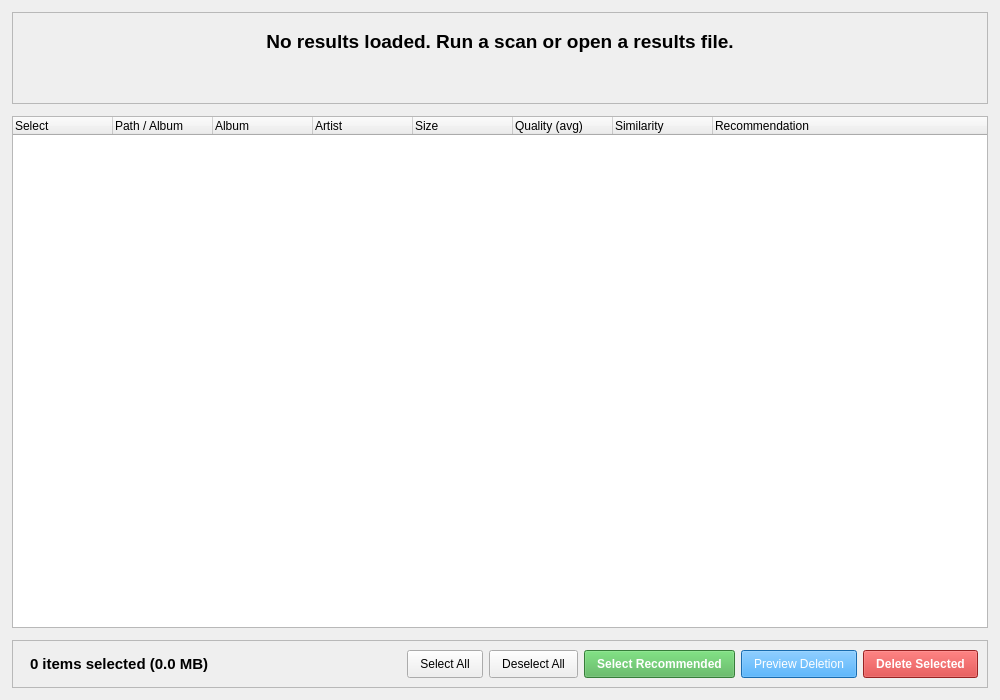
This is src/duperscooper_gui/ui/results_widget.ui in ohtostado/duperscooper as Qt 5 draws it before an edit. The edited form follows.
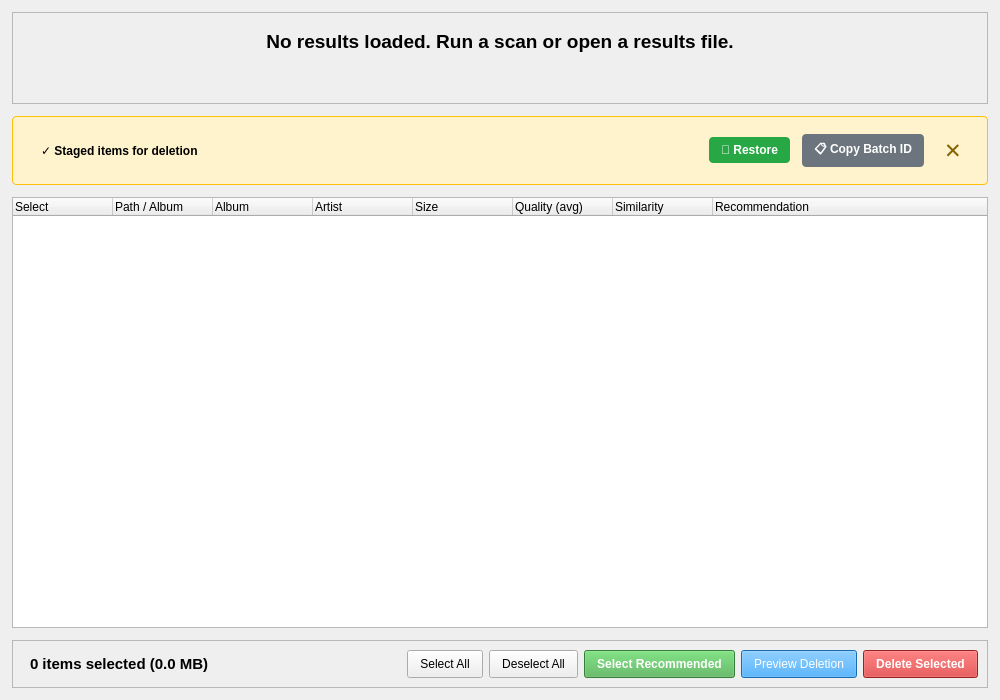
This is the edited form.

Commit message: feat: add restoration feature to GUI results viewer

```diff
--- a/src/duperscooper_gui/ui/results_widget.ui
+++ b/src/duperscooper_gui/ui/results_widget.ui
@@ -67,6 +67,80 @@
      </layout>
     </widget>
    </item>
+   <item>
+    <widget class="QFrame" name="restorationBanner">
+     <property name="frameShape">
+      <enum>QFrame::StyledPanel</enum>
+     </property>
+     <property name="frameShadow">
+      <enum>QFrame::Raised</enum>
+     </property>
+     <property name="styleSheet">
+      <string notr="true">background-color: #fff3cd; border: 1px solid #ffc107; border-radius: 4px; padding: 8px;</string>
+     </property>
+     <property name="visible">
+      <bool>false</bool>
+     </property>
+     <layout class="QHBoxLayout" name="restorationLayout">
+      <property name="spacing">
+       <number>12</number>
+      </property>
+      <item>
+       <widget class="QLabel" name="restorationLabel">
+        <property name="text">
+         <string>✓ Staged items for deletion</string>
+        </property>
+        <property name="styleSheet">
+         <string notr="true">background-color: transparent; border: none; font-weight: bold;</string>
+        </property>
+       </widget>
+      </item>
+      <item>
+       <spacer name="restorationSpacer">
+        <property name="orientation">
+         <enum>Qt::Horizontal</enum>
+        </property>
+        <property name="sizeHint" stdset="0">
+         <size>
+          <width>40</width>
+          <height>20</height>
+         </size>
+        </property>
+       </spacer>
+      </item>
+      <item>
+       <widget class="QPushButton" name="restoreButton">
+        <property name="text">
+         <string>🔄 Restore</string>
+        </property>
+        <property name="styleSheet">
+         <string notr="true">background-color: #28a745; color: white; border: none; border-radius: 4px; padding: 6px 12px; font-weight: bold;</string>
+        </property>
+       </widget>
+      </item>
+      <item>
+       <widget class="QPushButton" name="copyBatchButton">
+        <property name="text">
+         <string>📋 Copy Batch ID</string>
+        </property>
+        <property name="styleSheet">
+         <string notr="true">background-color: #6c757d; color: white; border: none; border-radius: 4px; padding: 6px 12px; font-weight: bold;</string>
+        </property>
+       </widget>
+      </item>
+      <item>
+       <widget class="QPushButton" name="closeBannerButton">
+        <property name="text">
+         <string>✕</string>
+        </property>
+        <property name="styleSheet">
+         <string notr="true">background-color: transparent; border: none; font-size: 16pt; color: #856404; padding: 0px 8px;</string>
+        </property>
+       </widget>
+      </item>
+     </layout>
+    </widget>
+   </item>
    <item>
     <widget class="QTreeWidget" name="resultsTree">
      <property name="alternatingRowColors">
```
The commit also changes 2 other files.
